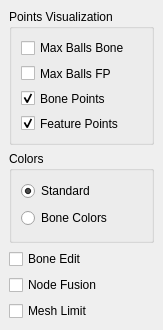
Before: the Qt Designer form skeleton_editing/GUI/skelvisualizationwidget.ui in kekkooo/SkeletonLab, drawn with Qt 5.
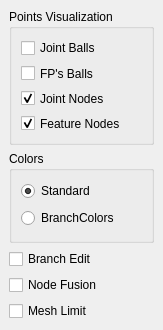
After: the same form once the commit is applied.

```diff
--- a/skeleton_editing/GUI/skelvisualizationwidget.ui
+++ b/skeleton_editing/GUI/skelvisualizationwidget.ui
@@ -48,7 +48,7 @@
        <item>
         <widget class="QCheckBox" name="maxBallsBoneCB">
          <property name="text">
-          <string>Max Balls Bone</string>
+          <string>Joint Balls</string>
          </property>
         </widget>
        </item>
@@ -58,14 +58,14 @@
           <bool>false</bool>
          </property>
          <property name="text">
-          <string>Max Balls FP</string>
+          <string>FP's Balls</string>
          </property>
         </widget>
        </item>
        <item>
         <widget class="QCheckBox" name="bonePointsCB">
          <property name="text">
-          <string>Bone Points</string>
+          <string>Joint Nodes</string>
          </property>
          <property name="checked">
           <bool>true</bool>
@@ -75,7 +75,7 @@
        <item>
         <widget class="QCheckBox" name="featurePointsCB">
          <property name="text">
-          <string>Feature Points</string>
+          <string>Feature Nodes</string>
          </property>
          <property name="checked">
           <bool>true</bool>
@@ -110,7 +110,7 @@
        <item>
         <widget class="QRadioButton" name="boneColorsRB">
          <property name="text">
-          <string>Bone Colors</string>
+          <string>BranchColors</string>
          </property>
          <property name="checked">
           <bool>false</bool>
@@ -123,7 +123,7 @@
     <item>
      <widget class="QCheckBox" name="editTypeCB">
       <property name="text">
-       <string>Bone Edit</string>
+       <string>Branch Edit</string>
       </property>
      </widget>
     </item>
```
